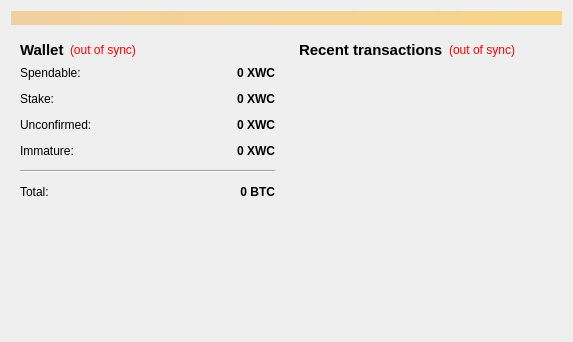
Above: src/qt/forms/overviewpage.ui from WhitecoinCore/whitecoin before the change. Below: the same form after it.
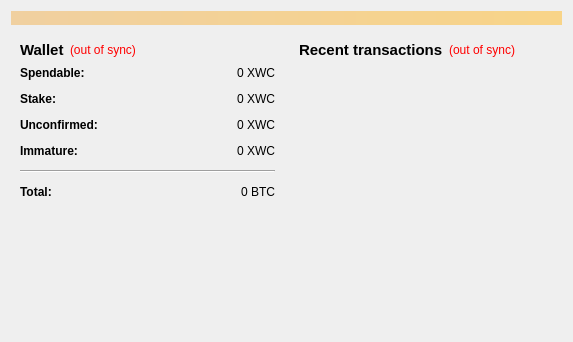
That is the form after the change.

The edit to the form file:
```diff
--- a/src/qt/forms/overviewpage.ui
+++ b/src/qt/forms/overviewpage.ui
@@ -98,6 +98,12 @@
             </property>
             <item row="0" column="0">
              <widget class="QLabel" name="label">
+              <property name="font">
+               <font>
+                <weight>75</weight>
+                <bold>true</bold>
+               </font>
+              </property>
               <property name="text">
                <string>Spendable:</string>
               </property>
@@ -107,8 +113,8 @@
              <widget class="QLabel" name="labelBalance">
               <property name="font">
                <font>
-                <weight>75</weight>
-                <bold>true</bold>
+                <weight>50</weight>
+                <bold>false</bold>
                </font>
               </property>
               <property name="cursor">
@@ -130,6 +136,12 @@
             </item>
             <item row="1" column="0">
              <widget class="QLabel" name="label_6">
+              <property name="font">
+               <font>
+                <weight>75</weight>
+                <bold>true</bold>
+               </font>
+              </property>
               <property name="text">
                <string>Stake:</string>
               </property>
@@ -139,8 +151,8 @@
              <widget class="QLabel" name="labelStake">
               <property name="font">
                <font>
-                <weight>75</weight>
-                <bold>true</bold>
+                <weight>50</weight>
+                <bold>false</bold>
                </font>
               </property>
               <property name="cursor">
@@ -162,6 +174,12 @@
             </item>
             <item row="2" column="0">
              <widget class="QLabel" name="label_3">
+              <property name="font">
+               <font>
+                <weight>75</weight>
+                <bold>true</bold>
+               </font>
+              </property>
               <property name="text">
                <string>Unconfirmed:</string>
               </property>
@@ -171,8 +189,8 @@
              <widget class="QLabel" name="labelUnconfirmed">
               <property name="font">
                <font>
-                <weight>75</weight>
-                <bold>true</bold>
+                <weight>50</weight>
+                <bold>false</bold>
                </font>
               </property>
               <property name="cursor">
@@ -194,6 +212,12 @@
             </item>
             <item row="3" column="0">
              <widget class="QLabel" name="labelImmatureText">
+              <property name="font">
+               <font>
+                <weight>75</weight>
+                <bold>true</bold>
+               </font>
+              </property>
               <property name="text">
                <string>Immature:</string>
               </property>
@@ -203,8 +227,8 @@
              <widget class="QLabel" name="labelImmature">
               <property name="font">
                <font>
-                <weight>75</weight>
-                <bold>true</bold>
+                <weight>50</weight>
+                <bold>false</bold>
                </font>
               </property>
               <property name="toolTip">
@@ -230,6 +254,12 @@
             </item>
             <item row="5" column="0">
              <widget class="QLabel" name="labelTotalText">
+              <property name="font">
+               <font>
+                <weight>75</weight>
+                <bold>true</bold>
+               </font>
+              </property>
               <property name="text">
                <string>Total:</string>
               </property>
@@ -239,8 +269,8 @@
              <widget class="QLabel" name="labelTotal">
               <property name="font">
                <font>
-                <weight>75</weight>
-                <bold>true</bold>
+                <weight>50</weight>
+                <bold>false</bold>
                </font>
               </property>
               <property name="cursor">
```
